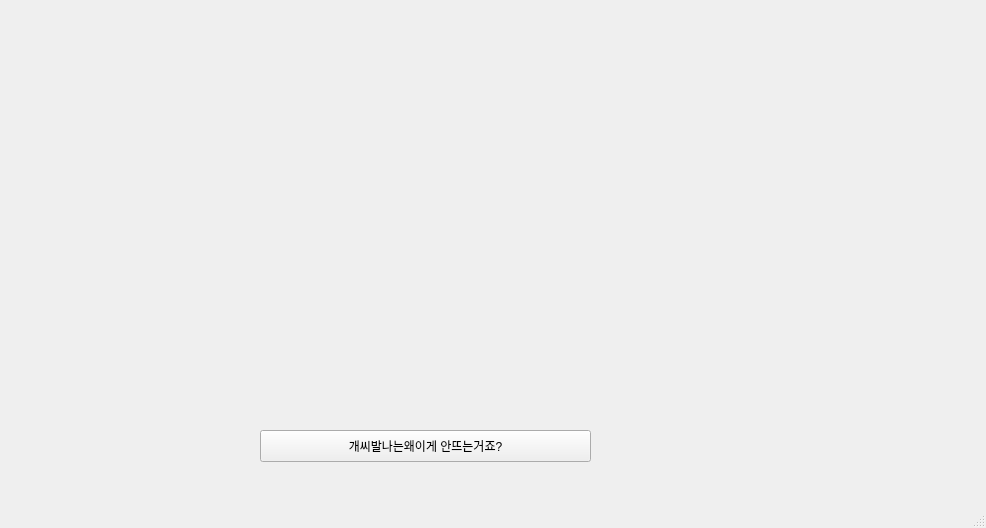
Qt form qmake/as4/mainwindow.ui (wooseokyourself/assn4) before a commit.
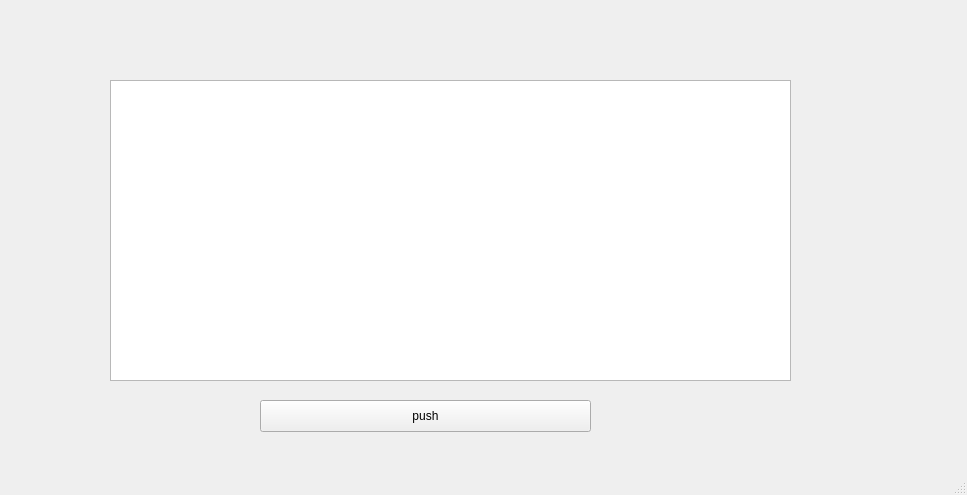
The same form after that commit. Icons and pictures are not drawn.

```diff
--- a/qmake/as4/mainwindow.ui
+++ b/qmake/as4/mainwindow.ui
@@ -6,41 +6,38 @@
    <rect>
     <x>0</x>
     <y>0</y>
-    <width>986</width>
-    <height>528</height>
+    <width>967</width>
+    <height>495</height>
    </rect>
   </property>
   <property name="windowTitle">
    <string>MainWindow</string>
   </property>
+  <property name="autoFillBackground">
+   <bool>true</bool>
+  </property>
   <widget class="QWidget" name="centralwidget">
-   <widget class="QLabel" name="label">
-    <property name="geometry">
-     <rect>
-      <x>48</x>
-      <y>45</y>
-      <width>851</width>
-      <height>361</height>
-     </rect>
-    </property>
-    <property name="text">
-     <string/>
-    </property>
-    <property name="pixmap">
-     <pixmap resource="resources.qrc">:/images/Pianoroll-main.png</pixmap>
-    </property>
-   </widget>
    <widget class="QPushButton" name="pushButton">
     <property name="geometry">
      <rect>
       <x>260</x>
-      <y>430</y>
+      <y>400</y>
       <width>331</width>
       <height>32</height>
      </rect>
     </property>
     <property name="text">
-     <string>개씨발나는왜이게 안뜨는거죠?</string>
+     <string>push</string>
+    </property>
+   </widget>
+   <widget class="QGraphicsView" name="graphicsView">
+    <property name="geometry">
+     <rect>
+      <x>110</x>
+      <y>80</y>
+      <width>681</width>
+      <height>301</height>
+     </rect>
     </property>
    </widget>
   </widget>
```
Left out of the diff: 25 changed lines with no effect on the pictures.
